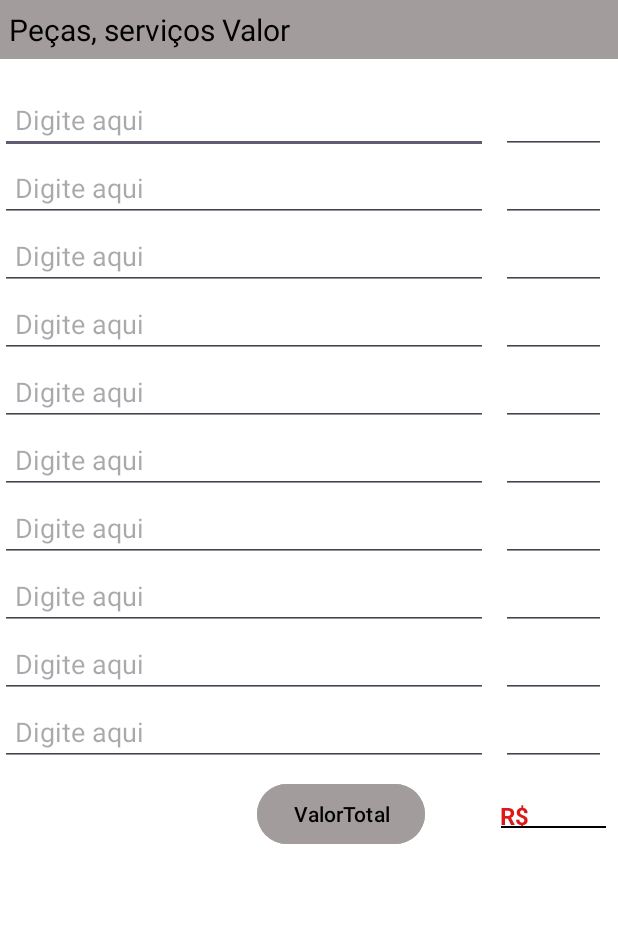
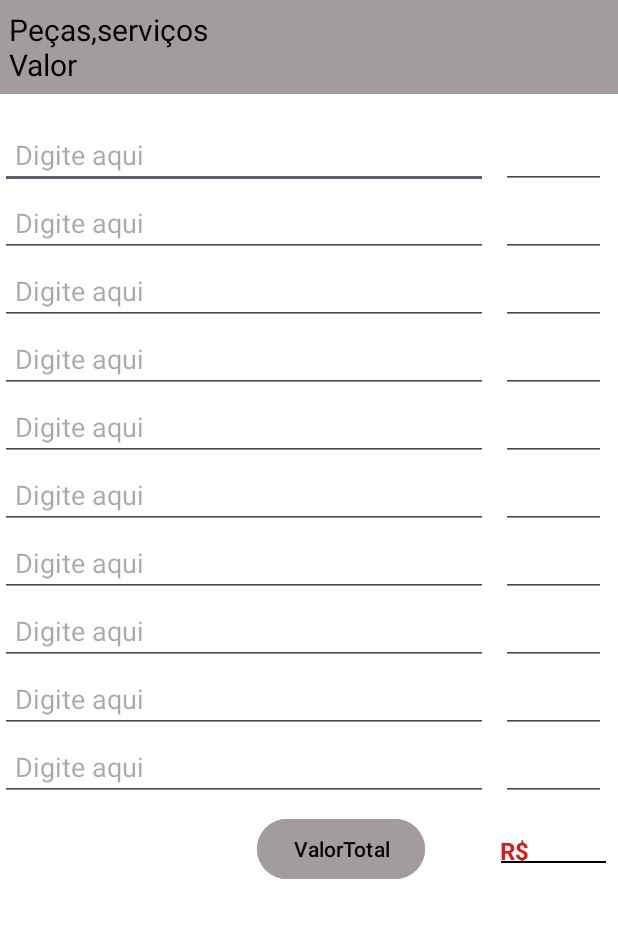
Before and after one commit to LucasDevMobile/RPAutoMecanica, an Android app: the layout activity_main.xml on its own in the app's theme, with its tools: preview values and no code run, on a phone screen of 412 x 824 dp, the part 229-1167 px from its top. Run offline under Robolectric (Android 15) with nearby library versions, the phone set to English and light mode, and no system bars.

Commit message:
peças,serviços,valor

```diff
--- a/app/src/main/res/layout/activity_main.xml
+++ b/app/src/main/res/layout/activity_main.xml
@@ -24,7 +24,7 @@
         android:layout_height="wrap_content"
         android:background="#A39C9C"
         android:padding="6dp"
-        android:text="@string/pe_as_servi_os_valor"
+        android:text="Peças,serviços                                                      Valor"
         android:textColor="@color/black"
         android:textSize="20sp"
         app:layout_constraintStart_toStartOf="parent"
--- a/app/src/main/res/values/strings.xml
+++ b/app/src/main/res/values/strings.xml
@@ -11,7 +11,7 @@
     <string name="digite_aqui3">Digite aqui</string>
     <string name="digite_aqui2">Digite aqui</string>
     <string name="digite_aqui1">Digite aqui</string>
-    <string name="pe_as_servi_os_valor">Peças, serviços Valor</string>
+
     <string name="r">R$</string>
     <string name="print">print</string>
 
```
